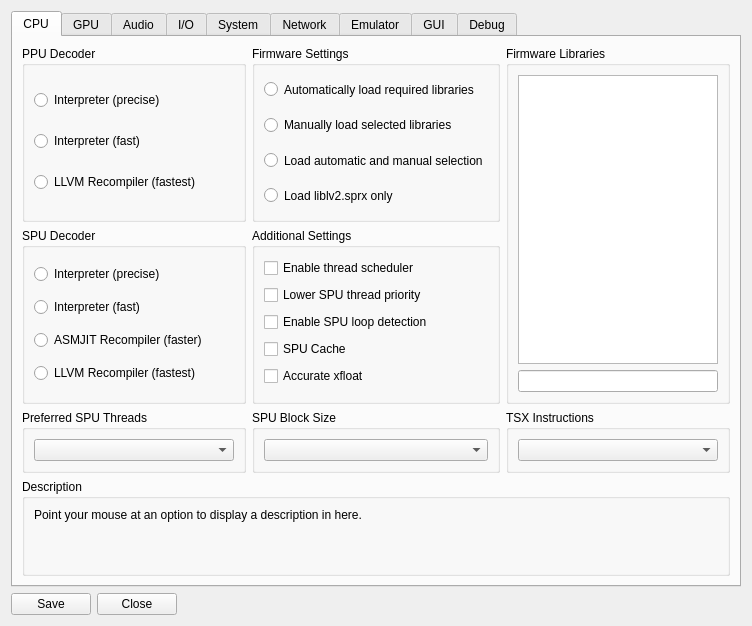
Before: the Qt Designer form rpcs3/rpcs3qt/settings_dialog.ui in RPCS3/rpcs3, drawn with Qt 5.
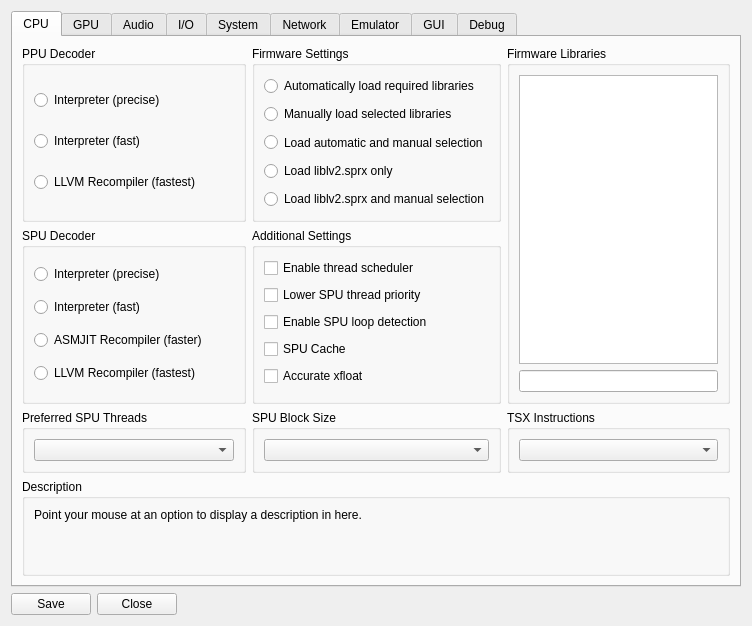
After: the same form once the commit is applied. Icons and pictures are not drawn.

Commit message: Implement lib_loading_type::liblv2both

```diff
--- a/rpcs3/rpcs3qt/settings_dialog.ui
+++ b/rpcs3/rpcs3qt/settings_dialog.ui
@@ -200,6 +200,19 @@
                 </property>
                </widget>
               </item>
+              <item>
+               <widget class="QRadioButton" name="lib_lv2b">
+                <property name="sizePolicy">
+                 <sizepolicy hsizetype="Expanding" vsizetype="Preferred">
+                  <horstretch>0</horstretch>
+                  <verstretch>0</verstretch>
+                 </sizepolicy>
+                </property>
+                <property name="text">
+                 <string>Load liblv2.sprx and manual selection</string>
+                </property>
+               </widget>
+              </item>
              </layout>
             </widget>
            </item>
```
The commit also changes 5 other files.
